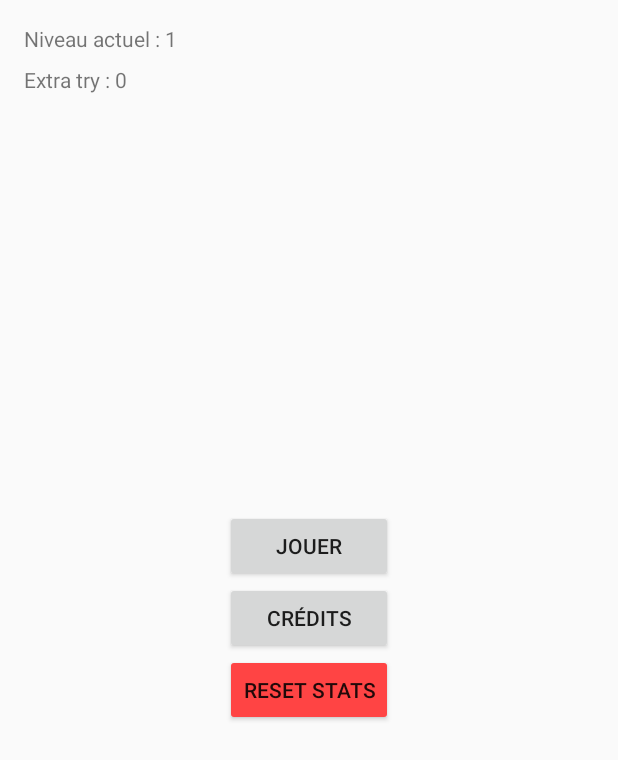
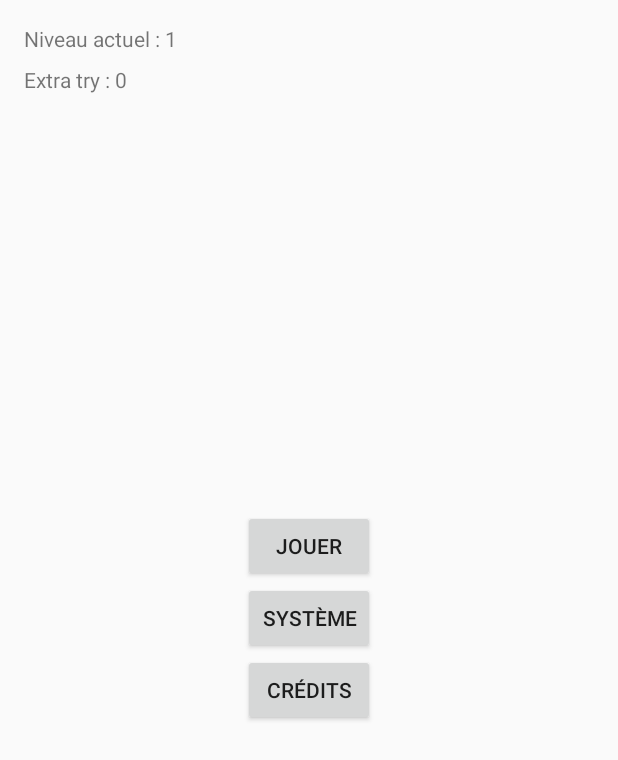
Before and after one commit to dc-p8/colorflood, an Android app: the screen it shows after launch (Launcher), on a phone screen of 412 x 824 dp. Shown: the top 760 px of the screen. Run offline under Robolectric (Android 15) with nearby library versions, the phone set to English and light mode, and no system bars.

Commit message:
Add system activity + disable default buttons sound

```diff
--- a/app/src/main/AndroidManifest.xml
+++ b/app/src/main/AndroidManifest.xml
@@ -9,7 +9,7 @@
         android:roundIcon="@mipmap/ic_launcher_round"
         android:supportsRtl="true"
         android:theme="@style/AppTheme">
-        <activity android:name=".Game"></activity>
+        <activity android:name=".Game" />
         <activity android:name=".Launcher">
             <intent-filter>
                 <action android:name="android.intent.action.MAIN" />
@@ -17,7 +17,8 @@
                 <category android:name="android.intent.category.LAUNCHER" />
             </intent-filter>
         </activity>
-        <activity android:name=".Credits"></activity>
+        <activity android:name=".Credits" />
+        <activity android:name=".System"></activity>
     </application>
 
 </manifest>
--- a/app/src/main/java/com/example/dc/colorflood/ButtonBar.java
+++ b/app/src/main/java/com/example/dc/colorflood/ButtonBar.java
@@ -35,6 +35,7 @@
         for(int i = colors.length-1; i >= 0; i--)
         {
             final Button bt = new Button(this.getContext());
+            bt.setSoundEffectsEnabled(false);
             bt.setOnClickListener(this.btnCallback);
             bt.setTag(R.id.button_number, i);
             bt.setBackgroundColor(colors[i]);
--- a/app/src/main/java/com/example/dc/colorflood/Launcher.java
+++ b/app/src/main/java/com/example/dc/colorflood/Launcher.java
@@ -16,7 +16,8 @@
 public class Launcher extends AppCompatActivity {
     Button button_play;
     Button button_credits;
-    Button button_reset;
+    Button button_system;
+
     TextView text_extraTry;
     TextView text_currentLevel;
     int extraTry = 0;
@@ -73,31 +74,15 @@
             }
         });
 
-        final Context c = this;
-        button_reset = findViewById(R.id.button_reset);
-        button_reset.setOnClickListener(new View.OnClickListener() {
+        button_system = findViewById(R.id.button_system);
+        button_system.setOnClickListener(new View.OnClickListener() {
             @Override
-            public void onClick(View v) {
-                new AlertDialog.Builder(c)
-                        .setMessage("En êtes-vous sûr ?.")
-                        .setTitle("Reinitialiser votre progression ?")
-                        .setCancelable(false)
-                        .setNegativeButton("Non", new DialogInterface.OnClickListener() {
-                            @Override
-                            public void onClick(DialogInterface dialogInterface, int i) {}
-                        })
-                        .setPositiveButton("Oui", new DialogInterface.OnClickListener() {
-                            @Override
-                            public void onClick(DialogInterface dialog, int which) {
-
-                                sP.edit()
-                                        .putInt("extraTry", 0)
-                                        .putInt("curentLevel", 1)
-                                        .commit();
-                            }
-                        }).show();
+            public void onClick(View view) {
+                Intent myIntent = new Intent(Launcher.this, System.class);
+                Launcher.this.startActivity(myIntent);
             }
         });
+
 
 
 
--- a/app/src/main/res/layout/activity_launcher.xml
+++ b/app/src/main/res/layout/activity_launcher.xml
@@ -52,6 +52,12 @@
             app:layout_constraintVertical_chainStyle="packed" />
 
         <Button
+            android:id="@+id/button_system"
+            android:layout_width="match_parent"
+            android:layout_height="wrap_content"
+            android:text="Système" />
+
+        <Button
             android:id="@+id/button_credits"
             android:layout_width="match_parent"
             android:layout_height="wrap_content"
@@ -61,15 +67,5 @@
             app:layout_constraintRight_toRightOf="parent"
             app:layout_constraintTop_toBottomOf="@+id/button_play" />
 
-        <Button
-            android:id="@+id/button_reset"
-            android:layout_width="match_parent"
-            android:layout_height="wrap_content"
-            android:backgroundTint="@android:color/holo_red_light"
-            android:text="Reset stats"
-            app:layout_constraintBottom_toBottomOf="parent"
-            app:layout_constraintLeft_toLeftOf="parent"
-            app:layout_constraintRight_toRightOf="parent"
-            app:layout_constraintTop_toBottomOf="@+id/button_credits" />
     </LinearLayout>
 </android.support.constraint.ConstraintLayout>
```
Also changed, not shown: app/src/main/java/com/example/dc/colorflood/Game.java (+5 -3 lines), app/src/main/java/com/example/dc/colorflood/System.java (added, +56 -0 lines), app/src/main/res/layout/activity_system.xml (added, +50 -0 lines).
